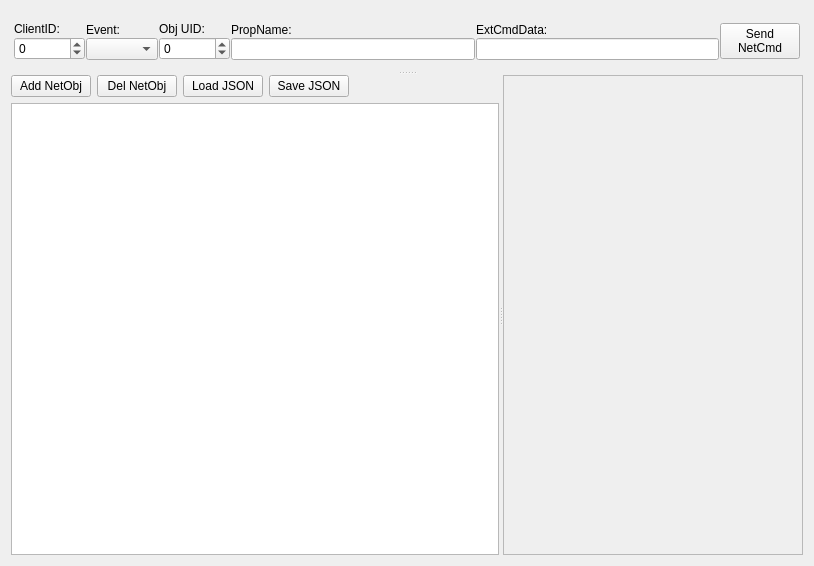
First picture: the form in Lib/Net/NetObj_Monitor.ui, repository break11/AutoStorage, before the edit.
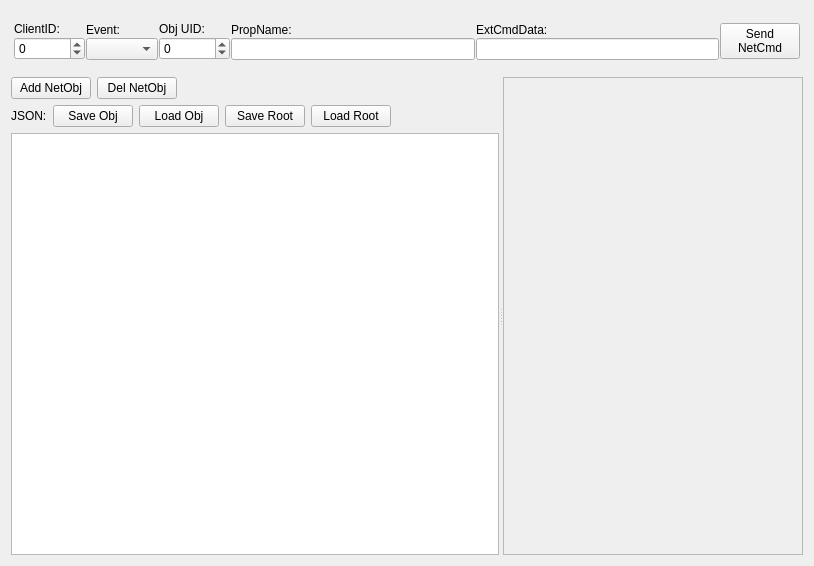
Second picture: the form after the edit. Icons and pictures are not drawn.

Commit message: Загрузка и сохранение как отдельного объекта так и всех объектов виртуального мира. Добавлены соответствующие кнопки в NetObjMonitorдля удобной загрузки/сохранения конфигурации коробок.

```diff
--- a/Lib/Net/NetObj_Monitor.ui
+++ b/Lib/Net/NetObj_Monitor.ui
@@ -15,10 +15,6 @@
   </property>
   <layout class="QVBoxLayout" name="verticalLayout_3">
    <item>
-    <widget class="QSplitter" name="splitter_2">
-     <property name="orientation">
-      <enum>Qt::Vertical</enum>
-     </property>
      <widget class="QWidget" name="wNetCmd" native="true">
       <property name="maximumSize">
        <size>
@@ -158,11 +154,13 @@
        </item>
       </layout>
      </widget>
+   </item>
+   <item>
      <widget class="QSplitter" name="splitter">
       <property name="orientation">
        <enum>Qt::Horizontal</enum>
       </property>
-      <widget class="QWidget" name="layoutWidget">
+     <widget class="QWidget" name="">
        <layout class="QVBoxLayout" name="verticalLayout_2">
         <item>
          <layout class="QHBoxLayout" name="horizontalLayout">
@@ -194,20 +192,6 @@
             </property>
            </widget>
           </item>
-          <item>
-           <widget class="QPushButton" name="btnLoad_JSON">
-            <property name="text">
-             <string>Load JSON</string>
-            </property>
-           </widget>
-          </item>
-          <item>
-           <widget class="QPushButton" name="btnSave_JSON">
-            <property name="text">
-             <string>Save JSON</string>
-            </property>
-           </widget>
-          </item>
           <item>
            <spacer name="horizontalSpacer">
             <property name="orientation">
@@ -223,6 +207,58 @@
           </item>
          </layout>
         </item>
+       <item>
+        <layout class="QHBoxLayout" name="horizontalLayout_2">
+         <item>
+          <widget class="QLabel" name="lbJSON">
+           <property name="text">
+            <string>JSON:</string>
+           </property>
+          </widget>
+         </item>
+         <item>
+          <widget class="QPushButton" name="btnSave_Obj">
+           <property name="text">
+            <string>Save Obj</string>
+           </property>
+          </widget>
+         </item>
+         <item>
+          <widget class="QPushButton" name="btnLoad_Obj">
+           <property name="text">
+            <string>Load Obj</string>
+           </property>
+          </widget>
+         </item>
+         <item>
+          <widget class="QPushButton" name="btnSave_Root">
+           <property name="text">
+            <string>Save Root</string>
+           </property>
+          </widget>
+         </item>
+         <item>
+          <widget class="QPushButton" name="btnLoad_Root">
+           <property name="text">
+            <string>Load Root</string>
+           </property>
+          </widget>
+         </item>
+         <item>
+          <spacer name="horizontalSpacer_2">
+           <property name="orientation">
+            <enum>Qt::Horizontal</enum>
+           </property>
+           <property name="sizeHint" stdset="0">
+            <size>
+             <width>40</width>
+             <height>20</height>
+            </size>
+           </property>
+          </spacer>
+         </item>
+        </layout>
+       </item>
         <item>
          <widget class="QTreeView" name="tvNetObj">
           <property name="styleSheet">
@@ -281,12 +317,11 @@
          <rect>
           <x>0</x>
           <y>0</y>
-          <width>296</width>
+         <width>315</width>
           <height>478</height>
          </rect>
         </property>
         <layout class="QVBoxLayout" name="verticalLayout"/>
-       </widget>
       </widget>
      </widget>
     </widget>
```
Lines whose indentation alone changed are shown as unchanged. The commit also changes 6 other files.
